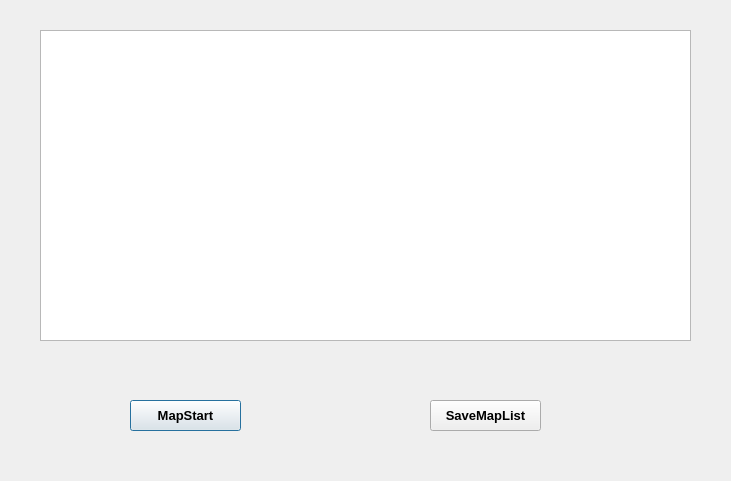
First picture: the form in QKeyMapper/qkeymapper.ui, repository Zalafina/QKeyMapper, before the edit.
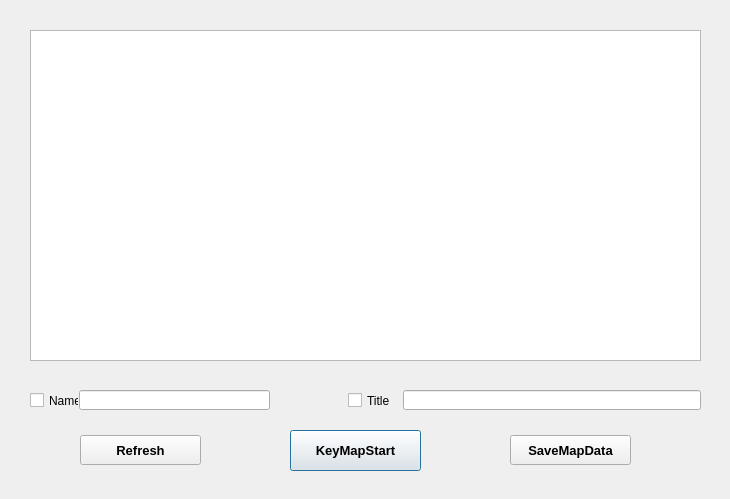
Second picture: the form after the edit.

Commit message: Add ProcessInfoList QTableWidget.

What changed in the file:
```diff
--- a/QKeyMapper/qkeymapper.ui
+++ b/QKeyMapper/qkeymapper.ui
@@ -6,8 +6,8 @@
    <rect>
     <x>0</x>
     <y>0</y>
-    <width>731</width>
-    <height>481</height>
+    <width>730</width>
+    <height>499</height>
    </rect>
   </property>
   <property name="sizePolicy">
@@ -22,10 +22,10 @@
   <widget class="QPushButton" name="keymapButton">
    <property name="geometry">
     <rect>
-     <x>130</x>
-     <y>400</y>
-     <width>111</width>
-     <height>31</height>
+     <x>290</x>
+     <y>430</y>
+     <width>131</width>
+     <height>41</height>
     </rect>
    </property>
    <property name="font">
@@ -39,7 +39,7 @@
     <enum>Qt::NoFocus</enum>
    </property>
    <property name="text">
-    <string>MapStart</string>
+    <string>KeyMapStart</string>
    </property>
    <property name="default">
     <bool>true</bool>
@@ -48,10 +48,10 @@
   <widget class="QPushButton" name="savemaplistButton">
    <property name="geometry">
     <rect>
-     <x>430</x>
-     <y>400</y>
-     <width>111</width>
-     <height>31</height>
+     <x>510</x>
+     <y>435</y>
+     <width>121</width>
+     <height>30</height>
     </rect>
    </property>
    <property name="font">
@@ -65,17 +65,106 @@
     <enum>Qt::NoFocus</enum>
    </property>
    <property name="text">
-    <string>SaveMapList</string>
+    <string>SaveMapData</string>
    </property>
   </widget>
-  <widget class="QTableView" name="processTableView">
+  <widget class="QTableWidget" name="processinfoTable">
    <property name="geometry">
     <rect>
-     <x>40</x>
+     <x>30</x>
      <y>30</y>
-     <width>651</width>
-     <height>311</height>
+     <width>671</width>
+     <height>331</height>
     </rect>
+   </property>
+   <property name="font">
+    <font>
+     <pointsize>10</pointsize>
+    </font>
+   </property>
+   <property name="columnCount">
+    <number>0</number>
+   </property>
+  </widget>
+  <widget class="QCheckBox" name="nameCheckBox">
+   <property name="geometry">
+    <rect>
+     <x>30</x>
+     <y>390</y>
+     <width>49</width>
+     <height>21</height>
+    </rect>
+   </property>
+   <property name="text">
+    <string>Name</string>
+   </property>
+   <property name="checked">
+    <bool>false</bool>
+   </property>
+  </widget>
+  <widget class="QCheckBox" name="titleCheckBox">
+   <property name="geometry">
+    <rect>
+     <x>348</x>
+     <y>390</y>
+     <width>55</width>
+     <height>21</height>
+    </rect>
+   </property>
+   <property name="text">
+    <string>Title</string>
+   </property>
+   <property name="checked">
+    <bool>false</bool>
+   </property>
+  </widget>
+  <widget class="QPushButton" name="refreshButton">
+   <property name="geometry">
+    <rect>
+     <x>80</x>
+     <y>435</y>
+     <width>121</width>
+     <height>30</height>
+    </rect>
+   </property>
+   <property name="font">
+    <font>
+     <pointsize>10</pointsize>
+     <weight>75</weight>
+     <bold>true</bold>
+    </font>
+   </property>
+   <property name="focusPolicy">
+    <enum>Qt::NoFocus</enum>
+   </property>
+   <property name="text">
+    <string>Refresh</string>
+   </property>
+  </widget>
+  <widget class="QLineEdit" name="nameLineEdit">
+   <property name="geometry">
+    <rect>
+     <x>79</x>
+     <y>390</y>
+     <width>191</width>
+     <height>20</height>
+    </rect>
+   </property>
+   <property name="readOnly">
+    <bool>true</bool>
+   </property>
+  </widget>
+  <widget class="QLineEdit" name="titleLineEdit">
+   <property name="geometry">
+    <rect>
+     <x>403</x>
+     <y>390</y>
+     <width>298</width>
+     <height>20</height>
+    </rect>
+   </property>
+   <property name="readOnly">
+    <bool>true</bool>
    </property>
   </widget>
  </widget>
```
The commit also changes 3 other files.
